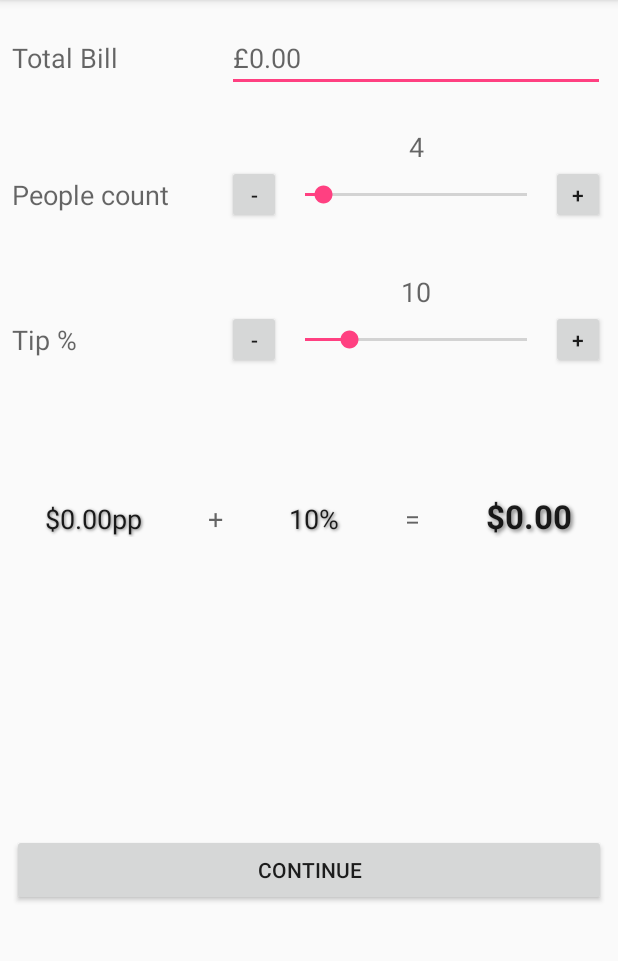
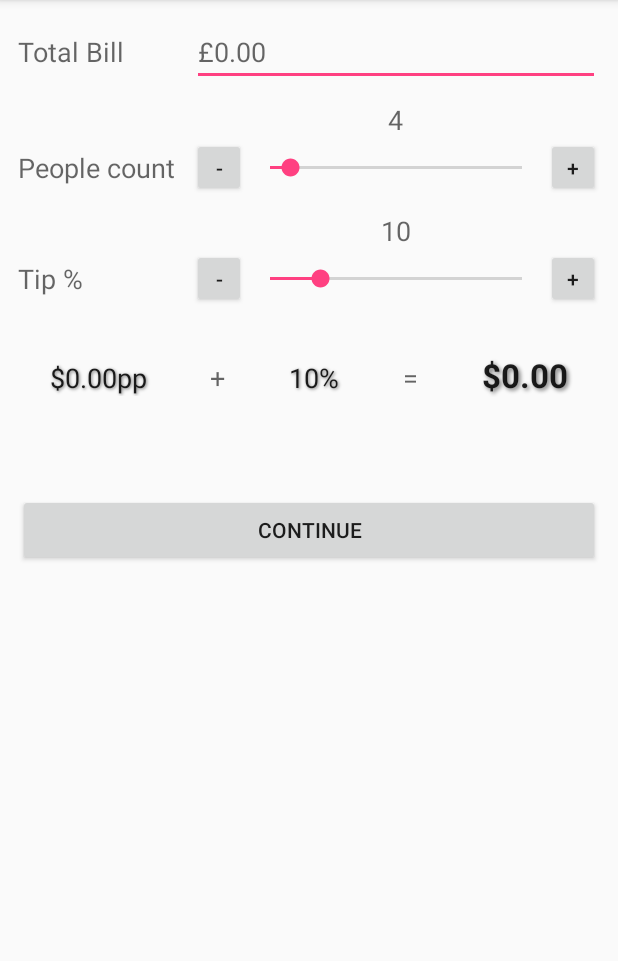
Before and after one commit to lamellama/Bilbo, an Android app: the screen it shows after launch (MainActivity), on a phone screen of 412 x 824 dp, the part 96-1057 px from its top. Run offline under Robolectric (Android 15) with nearby library versions, the phone set to English and light mode, and no system bars; libraries missing offline, so code that uses them is left out: android.support.transition.

Commit message:
first frag layout scrollview and linear layouts and build files targetSDK

```diff
--- a/app/src/main/res/layout/first_frag.xml
+++ b/app/src/main/res/layout/first_frag.xml
@@ -1,75 +1,86 @@
 <?xml version="1.0" encoding="utf-8"?>
+<ScrollView
+    xmlns:android="http://schemas.android.com/apk/res/android"
+    xmlns:tools="http://schemas.android.com/tools"
+    android:layout_width="fill_parent"
+    android:layout_height="fill_parent">
 <LinearLayout
-	xmlns:android="http://schemas.android.com/apk/res/android"
+    android:layout_width="match_parent"
+    android:layout_height="match_parent"
+    android:orientation="vertical"
     android:paddingBottom="@dimen/activity_vertical_margin"
     android:paddingLeft="@dimen/activity_horizontal_margin"
     android:paddingRight="@dimen/activity_horizontal_margin"
     android:paddingTop="@dimen/activity_vertical_margin"
-	android:layout_width="match_parent"
-	android:layout_height="match_parent"
-	android:orientation="vertical"
-	xmlns:tools="http://schemas.android.com/tools"
     tools:context="bilbo.arunwebnerd.com.bilbo.MainActivity">
 
-	<TableLayout
+    <LinearLayout
         android:layout_width="match_parent"
         android:layout_height="wrap_content"
-		android:layout_weight="1"
-		android:stretchColumns="*">
-
-		<TableRow
-			android:layout_weight="0.5"
-			android:gravity="center">
+        android:orientation="horizontal">
 
         <TextView
             android:id="@+id/billTitle"
-				android:layout_width="wrap_content"
+            android:layout_width="0dp"
             android:layout_height="wrap_content"
-				android:text="Total Bill"/>
+            android:layout_weight="0.3"
+            android:maxLines="2"
+            android:text="Total Bill" />
 
         <EditText
             android:id="@+id/tvTotal"
+            android:layout_width="0dp"
+            android:layout_height="wrap_content"
+            android:layout_weight="0.7"
+            android:ems="10"
+            android:hint="@string/total_prompt"
+            android:inputType="numberDecimal"
+            android:singleLine="true" />
+
+    </LinearLayout>
+
+    <Space
+        android:layout_width="1dp"
+        android:layout_height="10dp" />
+
+    <LinearLayout
+        android:id="@+id/tableRow1"
         android:layout_width="match_parent"
         android:layout_height="wrap_content"
-				android:inputType="numberDecimal"
-				android:hint="@string/total_prompt"
-				android:singleLine="true"
-				android:ems="10"/>
+        android:gravity="center"
+        android:orientation="horizontal">
 
-		</TableRow>
+        <LinearLayout
+            android:layout_width="0dp"
+            android:layout_height="wrap_content"
+            android:layout_weight="0.3"
+            android:orientation="vertical">
 
-		<TableRow
-			android:id="@+id/tableRow1"
-			android:layout_weight="1"
-			android:gravity="center">
-			<LinearLayout
-				android:layout_width="match_parent"
-				android:layout_height="wrap_content"
-				android:orientation="vertical">
             <TextView
                 android:id="@+id/numPeopleTitleSpacer"
                 android:layout_width="wrap_content"
-					android:layout_height="wrap_content"
-				/>
+                android:layout_height="wrap_content" />
 
             <TextView
                 android:id="@+id/numPeopleTitle"
                 android:layout_width="wrap_content"
                 android:layout_height="wrap_content"
-					android:text="@string/people_prompt"/>
+                android:maxLines="2"
+                android:text="@string/people_prompt" />
         </LinearLayout>
+
         <LinearLayout
-				android:layout_width="match_parent"
+            android:layout_width="0dp"
             android:layout_height="wrap_content"
+            android:layout_weight="0.7"
             android:orientation="vertical">
 
             <TextView
                 android:id="@+id/numPeopleSeekbarDisplay"
-					android:layout_width="match_parent"
-					android:layout_height="0dp"
-					android:layout_weight="1"
-					android:gravity="center"
-					android:text="@integer/numpeople_default"/>
+                android:layout_width="wrap_content"
+                android:layout_height="wrap_content"
+                android:layout_gravity="center"
+                android:text="@integer/numpeople_default" />
 
             <RelativeLayout
                 android:layout_width="match_parent"
@@ -78,192 +89,204 @@
 
                 <Button
                     android:id="@+id/btnNumPeepMinus"
+                    android:layout_width="wrap_content"
+
+                    android:layout_height="wrap_content"
                     android:layout_alignParentLeft="true"
-
-						android:layout_width="wrap_content"
-						android:layout_height="wrap_content"
                     android:minHeight="36dp"
                     android:minWidth="36dp"
-						android:text="-"/>
-
+                    android:text="-" />
 
 
                 <SeekBar
                     android:id="@+id/sbNumPeople"
+                    android:layout_width="match_parent"
+                    android:layout_height="wrap_content"
+                    android:layout_centerVertical="true"
                     android:layout_toLeftOf="@+id/btnNumPeepPlus"
                     android:layout_toRightOf="@+id/btnNumPeepMinus"
-						android:layout_width="match_parent"
-						android:layout_height="wrap_content"
                     android:max="50"
-						android:progress="@integer/numpeople_default"
-						android:layout_centerVertical="true"/>
+                    android:progress="@integer/numpeople_default" />
 
                 <Button
                     android:id="@+id/btnNumPeepPlus"
-						android:layout_alignParentRight="true"
                     android:layout_width="wrap_content"
                     android:layout_height="wrap_content"
+                    android:layout_alignParentRight="true"
                     android:minHeight="36dp"
                     android:minWidth="36dp"
-						android:text="+"/>
+                    android:text="+" />
 
 
             </RelativeLayout>
 
         </LinearLayout>
 
-		</TableRow>
+    </LinearLayout>
 
-		<TableRow
-			android:layout_weight="1"
-			android:gravity="center">
+    <Space
+        android:layout_width="1dp"
+        android:layout_height="10dp" />
+
     <LinearLayout
         android:layout_width="match_parent"
         android:layout_height="wrap_content"
+        android:gravity="center"
+        android:orientation="horizontal">
+
+        <LinearLayout
+            android:layout_width="0dp"
+            android:layout_height="wrap_content"
+            android:layout_weight="0.3"
             android:orientation="vertical">
+
             <TextView
                 android:id="@+id/tipTitleSpacer"
                 android:layout_width="wrap_content"
-					android:layout_height="wrap_content"
-				/>
+                android:layout_height="wrap_content" />
 
             <TextView
                 android:id="@+id/tipTitle"
                 android:layout_width="wrap_content"
                 android:layout_height="wrap_content"
-					android:text="@string/tip_prompt"/>
+                android:maxLines="2"
+                android:text="@string/tip_prompt" />
         </LinearLayout>
 
         <LinearLayout
-				android:layout_width="match_parent"
+            android:layout_width="0dp"
             android:layout_height="wrap_content"
+            android:layout_weight="0.7"
             android:orientation="vertical">
 
             <TextView
                 android:id="@+id/tipSeekbarDisplay"
-					android:layout_width="match_parent"
-					android:layout_height="0dp"
-					android:layout_weight="1"
-					android:gravity="center"
-					android:text="@integer/tip_default"/>
+                android:layout_width="wrap_content"
+                android:layout_height="wrap_content"
+                android:layout_gravity="center"
+                android:text="@integer/tip_default" />
+
             <RelativeLayout
                 android:layout_width="match_parent"
                 android:layout_height="wrap_content"
+
                 android:orientation="horizontal">
 
                 <Button
                     android:id="@+id/btnTipMinus"
+                    android:layout_width="wrap_content"
+
+                    android:layout_height="wrap_content"
                     android:layout_alignParentLeft="true"
-
-						android:layout_width="wrap_content"
-						android:layout_height="wrap_content"
                     android:minHeight="36dp"
                     android:minWidth="36dp"
-						android:text="-"/>
+                    android:text="-" />
 
                 <SeekBar
                     android:id="@+id/sbTipPercent"
+                    android:layout_width="match_parent"
+                    android:layout_height="wrap_content"
+                    android:layout_centerVertical="true"
                     android:layout_toLeftOf="@+id/btnTipPlus"
                     android:layout_toRightOf="@+id/btnTipMinus"
-						android:layout_width="match_parent"
-						android:layout_height="wrap_content"
                     android:max="50"
-						android:progress="@integer/tip_default"
-						android:layout_centerVertical="true"/>
+                    android:progress="@integer/tip_default" />
 
                 <Button
                     android:id="@+id/btnTipPlus"
-						android:layout_alignParentRight="true"
                     android:layout_width="wrap_content"
                     android:layout_height="wrap_content"
+                    android:layout_alignParentRight="true"
                     android:minHeight="36dp"
                     android:minWidth="36dp"
-						android:text="+"/>
+                    android:text="+" />
 
 
             </RelativeLayout>
 
         </LinearLayout>
 
-		</TableRow>
+    </LinearLayout>
 
-		<TableRow
-			android:layout_weight="2"
-			android:gravity="center">
-
-
-		</TableRow>
-
-	</TableLayout>
+    <Space
+        android:layout_width="1dp"
+        android:layout_height="30dp" />
 
     <LinearLayout
         android:layout_width="match_parent"
         android:layout_height="wrap_content"
-		android:gravity="top"
-		android:layout_weight="1"
         android:orientation="horizontal">
 
         <TextView
             android:id="@+id/tvPPBillDisplay"
             android:layout_width="wrap_content"
             android:layout_height="wrap_content"
+            android:layout_weight="1"
             android:gravity="top|center"
-			android:textAppearance="@style/strongFont"
-			android:layout_weight="1"
-			android:text="10.00"/>
+            android:text="10.00"
+            android:textAppearance="@style/strongFont" />
 
         <TextView
             android:layout_width="wrap_content"
             android:layout_height="wrap_content"
+            android:layout_weight="1"
             android:gravity="center"
-			android:layout_weight="1"
-			android:text="+"/>
+            android:text="+" />
 
         <TextView
             android:id="@+id/tvPPTipDisplay"
             android:layout_width="wrap_content"
             android:layout_height="wrap_content"
+            android:layout_weight="1"
             android:gravity="center"
-			android:layout_weight="1"
-			android:textAppearance="@style/strongFont"
-			android:text="10%"/>
+            android:text="10%"
+            android:textAppearance="@style/strongFont" />
 
         <TextView
             android:layout_width="wrap_content"
             android:layout_height="wrap_content"
+            android:layout_weight="1"
             android:gravity="center"
-			android:layout_weight="1"
-			android:text="="/>
+            android:text="=" />
 
         <TextView
             android:id="@+id/tvPPTotalDisplay"
             android:layout_width="wrap_content"
             android:layout_height="wrap_content"
+            android:layout_weight="1"
             android:gravity="center"
-			android:layout_weight="1"
-			android:textStyle="bold"
+            android:text="20"
             android:textAppearance="@style/extraStrongFont"
-			android:text="20"/>
+            android:textStyle="bold" />
 
     </LinearLayout>
+
+    <Space
+
+        android:layout_width="1dp"
+        android:layout_height="15dp" />
+
     <LinearLayout
         android:id="@+id/remainder_warning_layout"
         android:layout_width="match_parent"
         android:layout_height="wrap_content"
+        android:layout_weight="0.1"
         android:gravity="center"
         android:orientation="horizontal">
+
         <TextView
             android:id="@+id/remainderWarning"
             android:layout_width="wrap_content"
             android:layout_height="wrap_content"
-			android:text="@string/division_error_prompt"
-		/>
+            android:text="@string/division_error_prompt" />
 
     </LinearLayout>
+
     <LinearLayout
         android:id="@+id/remainder_layout"
         android:layout_width="match_parent"
         android:layout_height="wrap_content"
+        android:layout_weight="0.1"
         android:gravity="center"
         android:orientation="horizontal">
 
@@ -271,28 +294,29 @@
             android:id="@+id/remainderPrompt"
             android:layout_width="wrap_content"
             android:layout_height="wrap_content"
-			android:text="@string/remainder_prompt"/>
+            android:text="@string/remainder_prompt" />
+
         <TextView
             android:id="@+id/remainderTotal"
             android:layout_width="wrap_content"
             android:layout_height="wrap_content"
-			android:text="0"/>
+            android:text="0" />
     </LinearLayout>
-
-
-
 
     <LinearLayout
         android:layout_width="match_parent"
         android:layout_height="wrap_content"
+        android:layout_weight="1"
         android:gravity="top"
-		android:layout_weight="1"
         android:orientation="horizontal">
+
         <Button
             android:id="@+id/btnContinue"
             android:layout_width="match_parent"
             android:layout_height="wrap_content"
-		android:text="Continue"/>
+            android:text="Continue" />
     </LinearLayout>
 
 </LinearLayout>
+
+</ScrollView>
--- a/app/src/main/res/values/dimens.xml
+++ b/app/src/main/res/values/dimens.xml
@@ -1,7 +1,7 @@
 <resources>
     <!-- Default screen margins, per the Android Design guidelines. -->
-    <dimen name="activity_horizontal_margin">8dp</dimen>
-    <dimen name="activity_vertical_margin">8dp</dimen>
+    <dimen name="activity_horizontal_margin">12dp</dimen>
+    <dimen name="activity_vertical_margin">12dp</dimen>
     <dimen name="fab_margin">0dp</dimen>
 
     <dimen name="margin_tiny">4dp</dimen>
```
Also changed, not shown: app/build.gradle (+10 -2 lines). Lines whose indentation alone changed are shown as unchanged.
